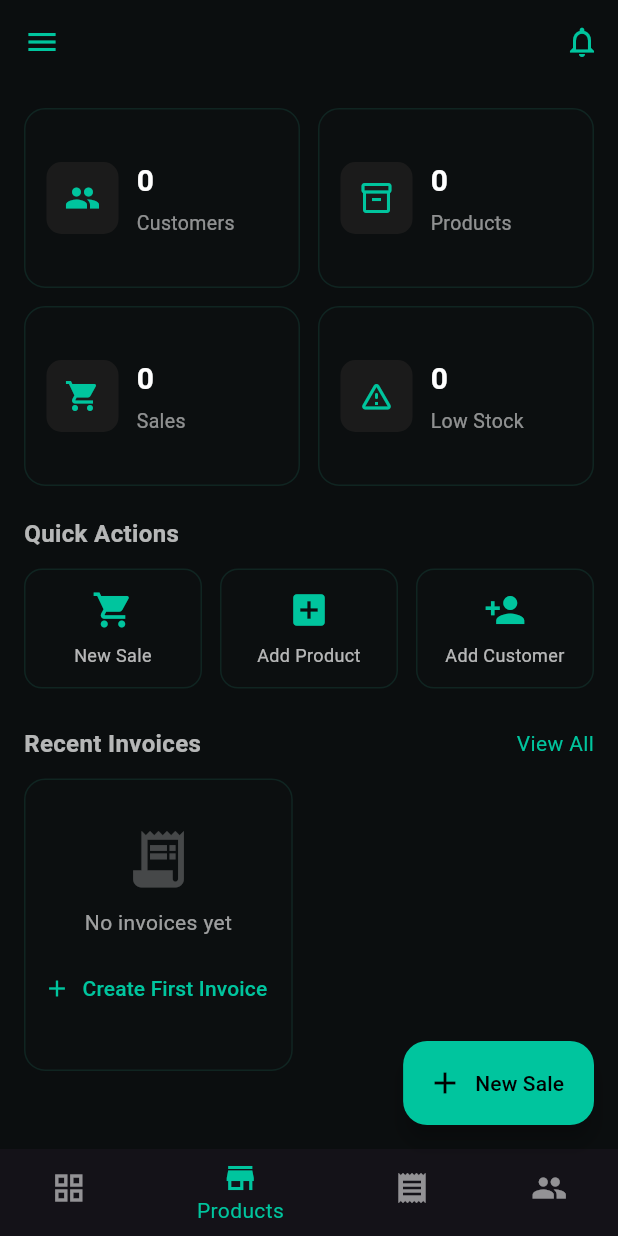
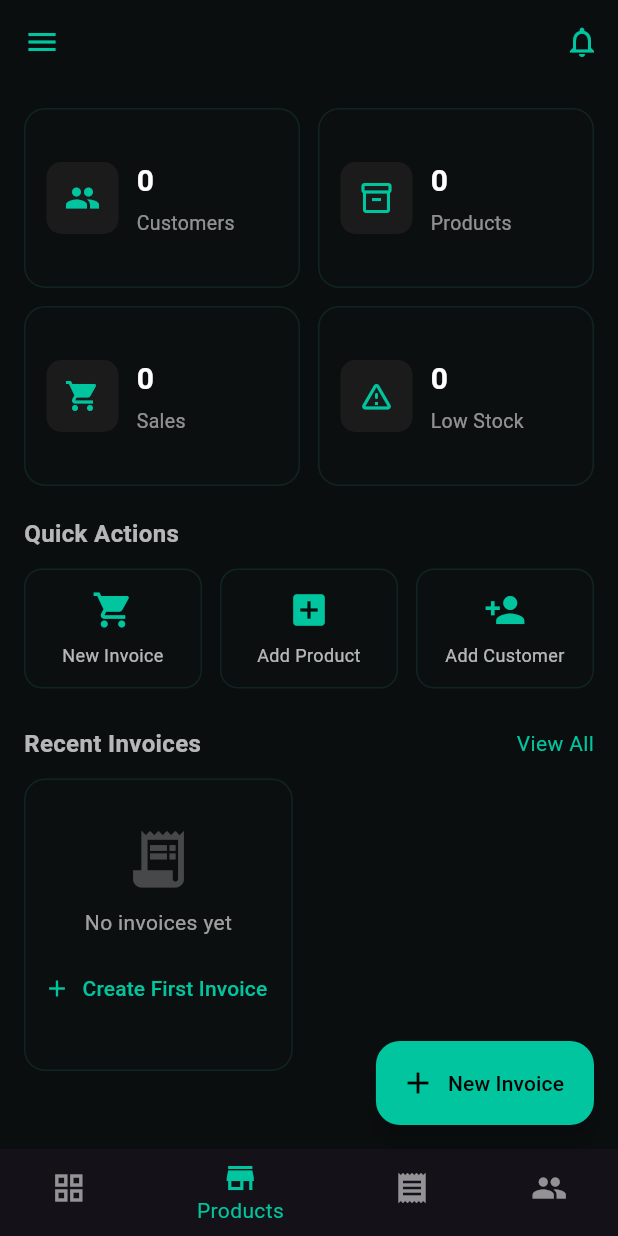
Before and after one commit to thomasmartinoa/billing_app, a Flutter app: the screen it shows after launch, item 2 of the bottom bar chosen, on a phone screen of 412 x 824 dp. Run offline on Flutter 3.47's test engine with Material 3 defaults, Android fonts, the phone set to English and light mode, and no system bars.

Commit message:
changes buttons
Co-authored-by: thomasmartinoa <thomasmartinoa@gmail.com>
Co-authored-by: Luff12 <shibinmathew968@gmail.com>
Co-authored-by: Ajay Srilal <165014661+Mortalrage@users.noreply.github.com>

```diff
--- a/lib/screens/home_screen.dart
+++ b/lib/screens/home_screen.dart
@@ -95,9 +95,9 @@ class _HomeScreenState extends State<HomeScreen> {
                   Expanded(
                       child: QuickButton(
                         icon: Icons.shopping_cart,
-                        title: "New Sale",
+                        title: "New Invoice",
                         onTap: () {
-                          // Navigate to New Sale screen
+                          // Navigate to New Invoice screen
                         },
                       )),
                   SizedBox(width: 12),
@@ -174,7 +174,7 @@ class _HomeScreenState extends State<HomeScreen> {
 
       floatingActionButton: FloatingActionButton.extended(
         onPressed: () {},
-        label: Text("New Sale", style: TextStyle(color: Colors.black)),
+        label: Text("New Invoice", style: TextStyle(color: Colors.black)),
         icon: Icon(Icons.add, color: Colors.black),
       ),
 
```
